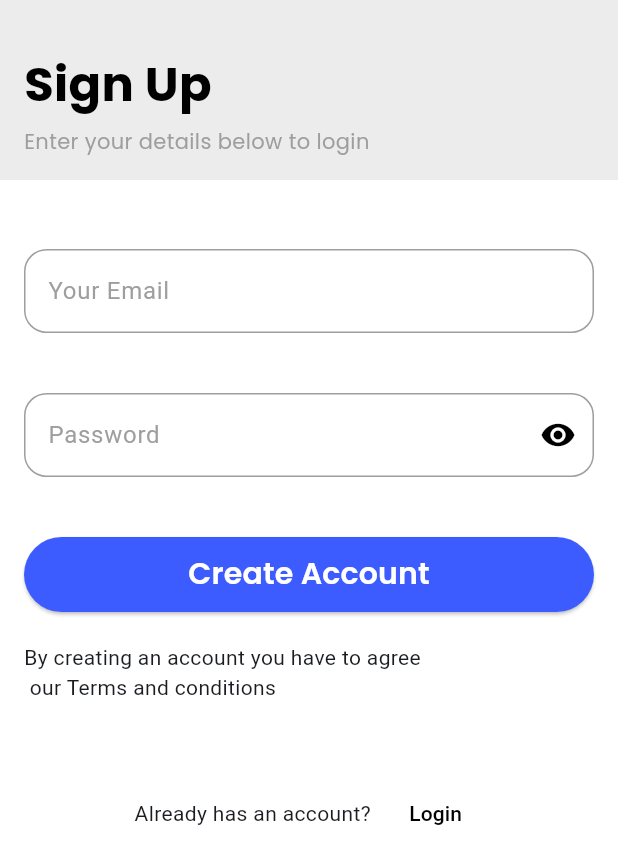
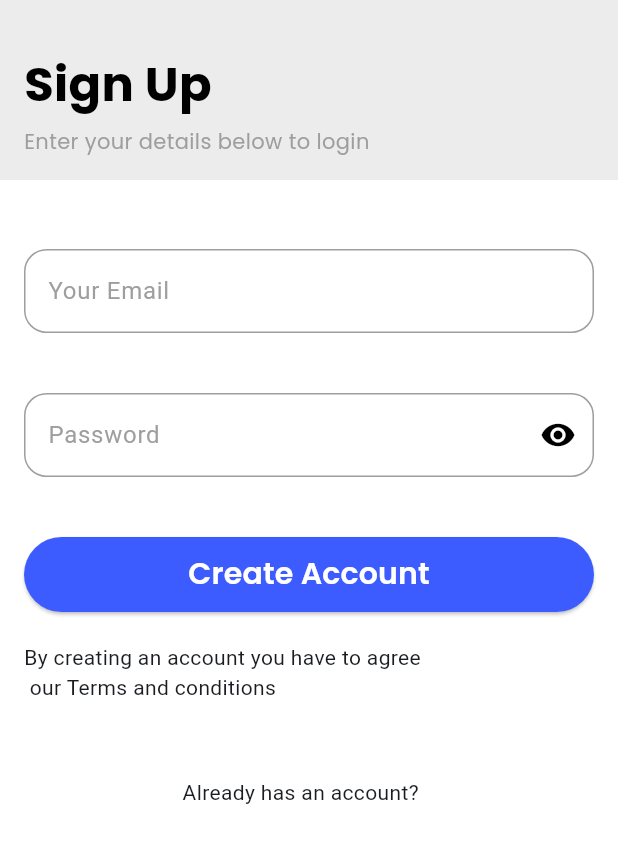
Before and after one commit to venbrinoDev/daniel_skill_harvest_app, a Flutter app: the screen it shows after launch, after a tap on "skip", on a phone screen of 412 x 824 dp. Shown: the top 864 px of the screen. Run offline on Flutter 3.47's test engine with Material 3 defaults, Android fonts, the phone set to English and light mode, and no system bars; our stand-ins replace animated_text_kit, flutter_svg, gap.

Commit message:
adding elevated button

```diff
--- a/lib/onboarding.dart
+++ b/lib/onboarding.dart
@@ -37,9 +37,9 @@ class OnboardingState extends State<Onboarding> {
                  const Gap(30),
 
               SvgPicture.asset(
-                Assets.onboardingOne,
-                height: 200,
-                width: 200,
+                Assets.onboradingThree,
+                height: 300,
+                width: 300,
 
               ),
               const Gap(50),
@@ -52,14 +52,24 @@ class OnboardingState extends State<Onboarding> {
                             fontSize: 22),),
                 const Gap(15),
 
-                 const Text('Study according to the\n '
+                 const Column(
+                   children: [
+                     Text('Study according to the\n '
                                 'study plan, make study\n'
                                 'more motivated',
                               textAlign: TextAlign.center,
                               style: TextStyle(
                                 fontFamily: AppConstant.fontName,
                                 fontWeight: FontWeight.w300,
-                            fontSize: 16),),
+                                fontSize: 16,),),
+                                Gap(20),
+
+                     ElevatedButton(
+                      onPressed: null,
+                      child: Text('Enabled'),
+                      )
+                   ],
+                 ),
             ],),
           ),
         ),
--- a/lib/signup_page.dart
+++ b/lib/signup_page.dart
@@ -56,20 +56,16 @@ class SignUp extends StatelessWidget {
                 mainAxisAlignment: MainAxisAlignment.center,
                   crossAxisAlignment: CrossAxisAlignment.center,
                 children: [
-                  Text('Already has an account?   '),
-                  Align(
-                    child: TextButton(onPressed: () {
-                      Navigator.of(context).pushReplacement(MaterialPageRoute(builder: (context) => login,));
-                     },
-                    child: Text("Login", style: TextStyle(color: Colors.black),)),
+                  Text('Already has an account?   ')
+                ]
+
                   )
                 ],
               )],
             ),
-          ],
+
         ),
-      ),
-    );
+      );
   }
 }
 
```
Also changed, not shown: 13 other files. Lines whose indentation alone changed are shown as unchanged.
